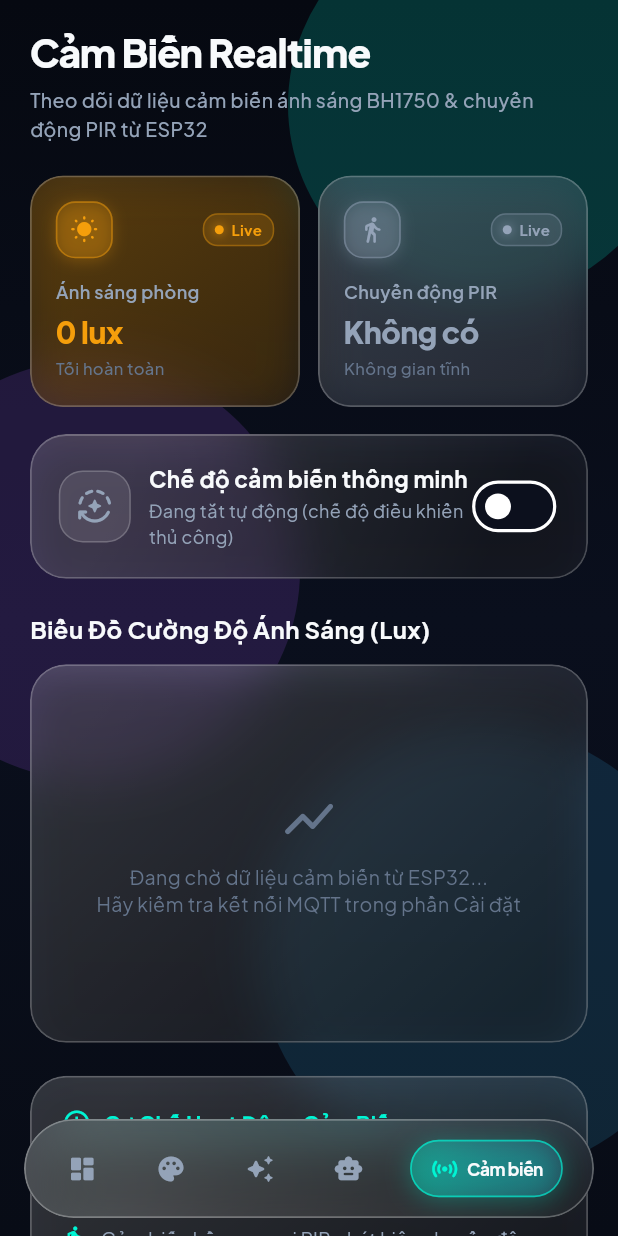
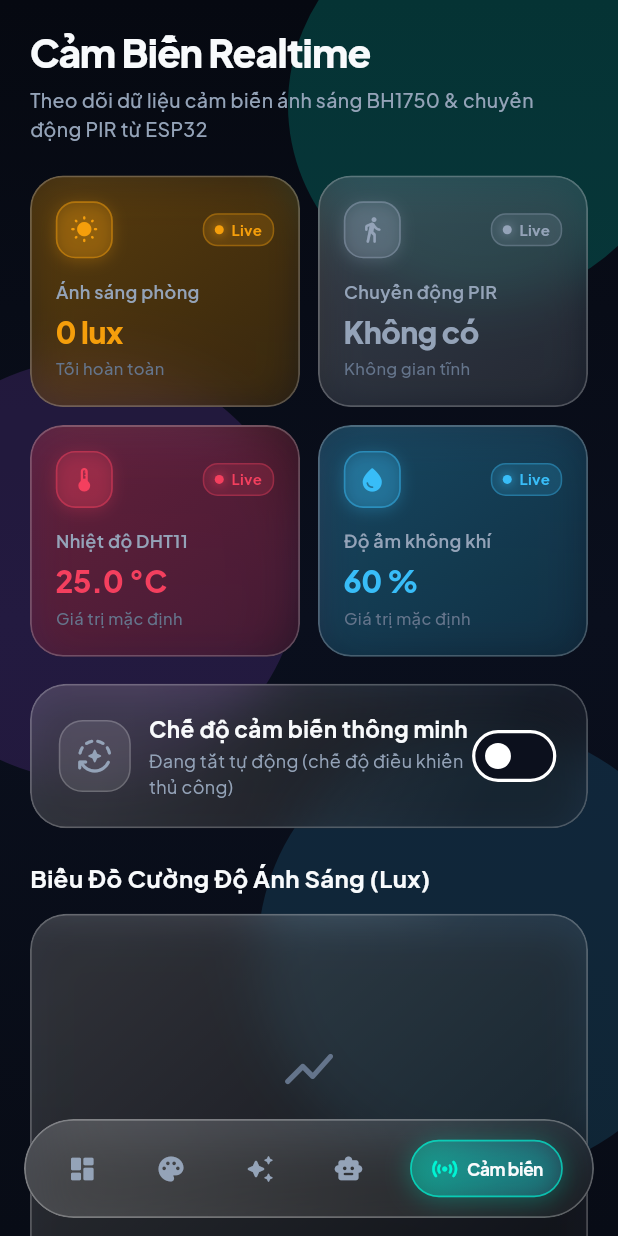
Before and after one commit to anphuc2005/IOT_Led-Display-App, a Flutter app: the screen it shows after launch, item 5 of the bottom bar chosen, on a phone screen of 412 x 824 dp. Run offline on Flutter 3.47's test engine with Material 3 defaults, Android fonts, the phone set to English and light mode, and no system bars; our stand-ins replace audioplayers, fl_chart, flutter_colorpicker, google_fonts, shared_preferences, speech_to_text; missing offline and left inert: mqtt_client, record.

Commit message:
fix: audit and refine full project structure, state persistence, MQTT resilience, and sensor UI

```diff
--- a/lib/models/led_state.dart
+++ b/lib/models/led_state.dart
@@ -153,7 +153,7 @@ class LedState {
     this.brightness = 100,
     this.effect = LedEffect.none,
     this.effectSpeed = 500,
-    this.numLeds = 30,
+    this.numLeds = 8,
   });
 
   LedState copyWith({
--- a/lib/screens/home_screen.dart
+++ b/lib/screens/home_screen.dart
@@ -40,9 +40,9 @@ class _HomeScreenState extends State<HomeScreen> with TickerProviderStateMixin {
       extendBody: true,
       backgroundColor: Colors.transparent,
       body: LiquidBackground(
-        child: AnimatedSwitcher(
-          duration: const Duration(milliseconds: 250),
-          child: screens[_currentIndex],
+        child: IndexedStack(
+          index: _currentIndex,
+          children: screens,
         ),
       ),
       bottomNavigationBar: _LiquidFloatingNavBar(
--- a/lib/screens/sensor_screen.dart
+++ b/lib/screens/sensor_screen.dart
@@ -41,7 +41,7 @@ class SensorScreen extends StatelessWidget {
             ),
             const SizedBox(height: 22),
 
-            // 3D Liquid Glass Sensor cards row
+            // 3D Liquid Glass Sensor cards row (Light & PIR Motion)
             Row(
               children: [
                 Expanded(
@@ -63,6 +63,32 @@ class SensorScreen extends StatelessWidget {
                     accentColor: sensor.motionDetected
                         ? AppTheme.accentGreen
                         : AppTheme.textSecondary,
+                  ),
+                ),
+              ],
+            ),
+            const SizedBox(height: 12),
+
+            // 3D Liquid Glass Climate Sensor cards row (DHT11 Temperature & Humidity)
+            Row(
+              children: [
+                Expanded(
+                  child: _SensorCard3D(
+                    icon: Icons.thermostat_rounded,
+                    label: 'Nhiệt độ DHT11',
+                    value: '${sensor.temperature.toStringAsFixed(1)} °C',
+                    status: sensor.hasClimate ? 'Cảm biến DHT11 (GPIO 26)' : 'Giá trị mặc định',
+                    accentColor: AppTheme.accentRed,
+                  ),
+                ),
+                const SizedBox(width: 12),
+                Expanded(
+                  child: _SensorCard3D(
+                    icon: Icons.water_drop_rounded,
+                    label: 'Độ ẩm không khí',
+                    value: '${sensor.humidity.toStringAsFixed(0)} %',
+                    status: sensor.hasClimate ? 'Đo trực tiếp từ ESP32' : 'Giá trị mặc định',
+                    accentColor: AppTheme.accentBlue,
                   ),
                 ),
               ],
@@ -187,6 +213,7 @@ class SensorScreen extends StatelessWidget {
                       )
                     : LineChart(
                         LineChartData(
+                          minY: 0,
                           gridData: FlGridData(
                             show: true,
                             drawVerticalLine: false,
@@ -235,6 +262,7 @@ class SensorScreen extends StatelessWidget {
                                       ))
                                   .toList(),
                               isCurved: true,
+                              preventCurveOverShooting: true,
                               curveSmoothness: 0.35,
                               gradient: AppTheme.sunsetGradient,
                               barWidth: 3,
--- a/lib/screens/settings_screen.dart
+++ b/lib/screens/settings_screen.dart
@@ -65,7 +65,7 @@ class _SettingsScreenState extends State<SettingsScreen> {
   }
 
   Future<void> _loadSettings() async {
-    final storage = StorageService();
+    final storage = context.read<StorageService>();
     final config = await storage.loadMqttConfig();
     final apiKey = await storage.loadGeminiApiKey();
     final numLeds = await storage.loadNumLeds();
@@ -93,7 +93,7 @@ class _SettingsScreenState extends State<SettingsScreen> {
   }
 
   Future<void> _saveAndConnect() async {
-    final storage = StorageService();
+    final storage = context.read<StorageService>();
     final config = MqttConfig(
       broker: _brokerController.text.trim().isEmpty
           ? 'broker.hivemq.com'
--- a/lib/services/vieneu_tts_service.dart
+++ b/lib/services/vieneu_tts_service.dart
@@ -10,6 +10,8 @@ import '../utils/pronunciation_helper.dart';
 /// with automatic pronunciation normalization for Smart LED technical terms.
 class VieNeuTtsService {
   final AudioPlayer _audioPlayer = AudioPlayer();
+  StreamSubscription<PlayerState>? _playerStateSub;
+  StreamSubscription<void>? _playerCompleteSub;
   http.Client? _activeClient;
   bool _isPlaying = false;
   bool _suppressAutoComplete = false;
@@ -30,7 +32,7 @@ class VieNeuTtsService {
 
   VieNeuTtsService() {
     _configureAudioPlayer();
-    _audioPlayer.onPlayerStateChanged.listen((state) {
+    _playerStateSub = _audioPlayer.onPlayerStateChanged.listen((state) {
       if (state == PlayerState.playing) {
         _isPlaying = true;
         onStart?.call();
@@ -42,7 +44,7 @@ class VieNeuTtsService {
       }
     });
 
-    _audioPlayer.onPlayerComplete.listen((_) {
+    _playerCompleteSub = _audioPlayer.onPlayerComplete.listen((_) {
       if (!_suppressAutoComplete) {
         _isPlaying = false;
         onComplete?.call();
@@ -206,6 +208,7 @@ class VieNeuTtsService {
     final completer = Completer<void>();
     StreamSubscription<void>? completeSub;
     StreamSubscription<PlayerState>? stateSub;
+    bool hasStartedPlaying = false;
 
     void finish() {
       if (!completer.isCompleted) {
@@ -215,7 +218,10 @@ class VieNeuTtsService {
 
     completeSub = _audioPlayer.onPlayerComplete.listen((_) => finish());
     stateSub = _audioPlayer.onPlayerStateChanged.listen((state) {
-      if (state == PlayerState.completed || state == PlayerState.stopped) {
+      if (state == PlayerState.playing) {
+        hasStartedPlaying = true;
+      } else if (state == PlayerState.completed ||
+          (hasStartedPlaying && state == PlayerState.stopped)) {
         finish();
       }
     });
@@ -497,6 +503,8 @@ class VieNeuTtsService {
 
   void dispose() {
     _sessionId++;
+    _playerStateSub?.cancel();
+    _playerCompleteSub?.cancel();
     _activeClient?.close();
     _audioPlayer.dispose();
   }
```
Also changed, not shown: lib/main.dart (+12 -2 lines), lib/providers/led_provider.dart (+7 -0 lines), lib/screens/color_picker_screen.dart (+5 -2 lines), lib/services/ai_service.dart (+40 -13 lines), lib/services/mqtt_service.dart (+32 -6 lines), 2 other files.
